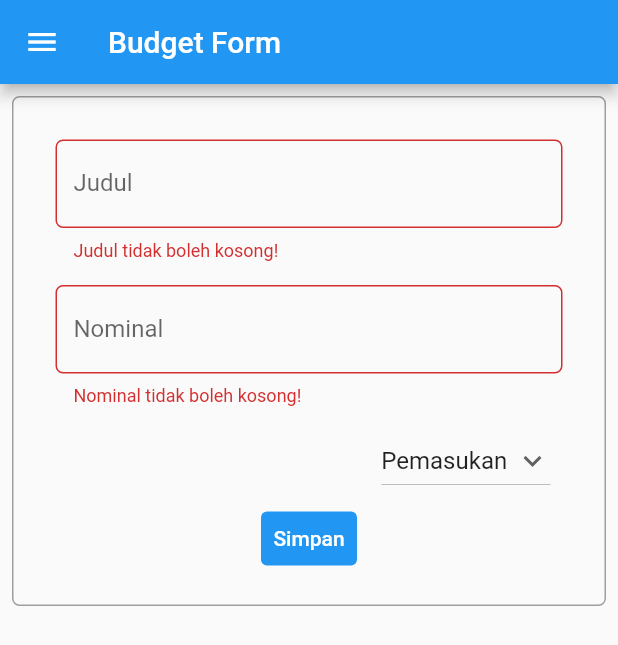
After one commit to catherineeangel/pbp-flutter-lab, a Flutter app: the MyFormPage screen opened directly, after a tap on "Simpan", on a phone screen of 412 x 824 dp. The commit adds this screen. Shown: the top 645 px of the screen. Run offline on Flutter 3.47's test engine with Material 2 defaults, Android fonts, the phone set to English and light mode, and no system bars.

Commit message:
tugas 8 tp blm smua

```diff
--- /dev/null
+++ b/lib/budgetForm.dart
@@ -0,0 +1,283 @@
+import 'package:flutter/material.dart';
+import 'package:counter_7/main.dart';
+import 'package:flutter/services.dart';
+
+class MyFormPage extends StatefulWidget {
+  static List<List<Object>> listDataBudget = _MyFormPageState.data;
+  const MyFormPage({super.key});
+
+  @override
+  State<MyFormPage> createState() => _MyFormPageState();
+}
+
+class _MyFormPageState extends State<MyFormPage> {
+  final _formKey = GlobalKey<FormState>();
+  // simpen data ke list
+  static List<List<Object>> data = [];
+
+  String _judul = "";
+
+  int nominal = 0;
+
+  String jenisBudget = "Pemasukan";
+  List<String> listJenis = ["Pemasukan", "Pengeluaran"];
+  List<Object> dataBudget = [];
+
+  List<List<Object>> _getList() {
+    return data;
+  }
+
+  @override
+  Widget build(BuildContext context) {
+    return Scaffold(
+      appBar: AppBar(
+        title: Text('Budget Form'),
+      ),
+      drawer: Drawer(
+        child: Column(
+          children: [
+            // Menambahkan clickable menu
+            ListTile(
+              title: const Text('Counter'),
+              onTap: () {
+                // Route menu ke halaman utama
+                Navigator.pushReplacement(
+                  context,
+                  MaterialPageRoute(builder: (context) => const MyHomePage()),
+                );
+              },
+            ),
+            ListTile(
+              title: const Text('Tambah Budget'),
+              onTap: () {
+                // Route menu ke halaman form
+                Navigator.pop(
+                  context,
+                  MaterialPageRoute(builder: (context) => const MyFormPage()),
+                );
+              },
+            ),
+            ListTile(
+              title: const Text('Data Budget'),
+              onTap: () {
+                // Route menu ke halaman form
+                Navigator.pushReplacement(
+                  context,
+                  MaterialPageRoute(
+                      builder: (context) => MyDataPage(list: data)),
+                );
+              },
+            ),
+          ],
+        ),
+      ),
+      body: Form(
+        key: _formKey,
+        child: SingleChildScrollView(
+          child: Container(
+            margin: const EdgeInsets.all(8),
+            decoration: BoxDecoration(
+              border: Border.all(color: Colors.grey),
+              borderRadius: BorderRadius.circular(5),
+            ),
+            padding: const EdgeInsets.all(20.0),
+            child: Column(
+              children: [
+                Padding(
+                  // Menggunakan padding sebesar 8 pixels
+                  padding: const EdgeInsets.all(8.0),
+                  child: TextFormField(
+                    decoration: InputDecoration(
+                      hintText: "Contoh: Beli Tiket JGTC",
+                      labelText: "Judul",
+                      // Menambahkan circular border agar lebih rapi
+                      border: OutlineInputBorder(
+                        borderRadius: BorderRadius.circular(5.0),
+                      ),
+                    ),
+                    // Menambahkan behavior saat nama diketik
+                    onChanged: (String? value) {
+                      setState(() {
+                        _judul = value!;
+                      });
+                    },
+                    // Menambahkan behavior saat data disimpan
+                    onSaved: (String? value) {
+                      setState(() {
+                        _judul = value!;
+                      });
+                    },
+                    // Validator sebagai validasi form
+                    validator: (String? value) {
+                      if (value == null || value.isEmpty) {
+                        return 'Judul tidak boleh kosong!';
+                      }
+                      return null;
+                    },
+                  ),
+                ),
+                Padding(
+                  // Menggunakan padding sebesar 8 pixels
+                  padding: const EdgeInsets.all(8.0),
+                  child: TextFormField(
+                    decoration: InputDecoration(
+                      hintText: "Contoh: 100000",
+                      labelText: "Nominal",
+                      // Menambahkan circular border agar lebih rapi
+                      border: OutlineInputBorder(
+                        borderRadius: BorderRadius.circular(5.0),
+                      ),
+                    ),
+                    keyboardType: TextInputType.number,
+                    inputFormatters: <TextInputFormatter>[
+                      FilteringTextInputFormatter.digitsOnly
+                    ],
+
+                    // Menambahkan behavior saat nama diketik
+                    onChanged: (String value) {
+                      setState(() {
+                        nominal = int.tryParse(value)!;
+                      });
+                    },
+                    // Menambahkan behavior saat data disimpan
+                    onSaved: (String? value) {
+                      setState(() {
+                        nominal = int.tryParse(value!)!;
+                      });
+                    },
+                    // Validator sebagai validasi form
+                    validator: (String? value) {
+                      if (value == null || value.isEmpty) {
+                        return 'Nominal tidak boleh kosong!';
+                      }
+                      return null;
+                    },
+                  ),
+                ),
+                ListTile(
+                  trailing: DropdownButton(
+                    value: listJenis.first,
+                    icon: const Icon(Icons.keyboard_arrow_down),
+                    hint: Text(
+                      "Pilih Jenis",
+                    ),
+                    items: listJenis.map((String items) {
+                      return DropdownMenuItem(
+                        value: items,
+                        child: Text(items),
+                      );
+                    }).toList(),
+                    onChanged: (String? newValue) {
+                      setState(() {
+                        jenisBudget = newValue!;
+                      });
+                    },
+                  ),
+                ),
+                TextButton(
+                  child: const Text(
+                    "Simpan",
+                    style: TextStyle(color: Colors.white),
+                  ),
+                  style: ButtonStyle(
+                    backgroundColor: MaterialStateProperty.all(Colors.blue),
+                  ),
+                  onPressed: () {
+                    if (_formKey.currentState!.validate()) {
+                      dataBudget.add(_judul);
+                      dataBudget.add(nominal);
+                      dataBudget.add(jenisBudget);
+                      data.add(dataBudget);
+                      //reset
+                      dataBudget = [];
+                      _passDataBudget(context);
+                    }
+                  },
+                ),
+              ],
+            ),
+          ),
+        ),
+      ),
+    );
+  }
+
+  void _passDataBudget(BuildContext context) {
+    var dataToSend = data;
+    Navigator.push(
+        context,
+        MaterialPageRoute(
+            builder: (context) => MyDataPage(
+                  list: dataToSend,
+                )));
+  }
+}
+
+class MyDataPage extends StatelessWidget {
+  final list;
+  MyDataPage({super.key, @required this.list});
+
+  @override
+  Widget build(BuildContext context) {
+    // final todo = ModalRoute.of(context)!.settings.arguments as Todo;
+
+    // Use the Todo to create the UI.
+    return Scaffold(
+        appBar: AppBar(
+          title: Text("Data Budget"),
+        ),
+        drawer: Drawer(
+          child: Column(
+            children: [
+              // Menambahkan clickable menu
+              ListTile(
+                title: const Text('Counter'),
+                onTap: () {
+                  // Route menu ke halaman utama
+                  Navigator.pushReplacement(
+                    context,
+                    MaterialPageRoute(builder: (context) => const MyHomePage()),
+                  );
+                },
+              ),
+              ListTile(
+                title: const Text('Tambah Budget'),
+                onTap: () {
+                  // Route menu ke halaman form
+                  Navigator.pushReplacement(
+                    context,
+                    MaterialPageRoute(builder: (context) => const MyFormPage()),
+                  );
+                },
+              ),
+              ListTile(
+                title: const Text('Data Budget'),
+                onTap: () {
+                  // Route menu ke halaman form
+                  Navigator.pushReplacement(
+                    context,
+                    MaterialPageRoute(builder: (context) => MyDataPage()),
+                  );
+                },
+              ),
+            ],
+          ),
+        ),
+        body: SafeArea(
+          child: ListView.builder(
+              itemCount: list.length,
+              itemBuilder: (context, index) => Card(
+                    shape: RoundedRectangleBorder(
+                        side: BorderSide(
+                            color: Color.fromARGB(255, 187, 152, 237))),
+                    elevation: 6,
+                    margin: const EdgeInsets.all(10),
+                    child: ListTile(
+                      title: Text(list[index][0]),
+                      subtitle: Text('${list[index][1]}'),
+                      trailing: Text(list[index][2]),
+                    ),
+                  )),
+        ));
+  }
+}
```
Also changed, not shown: lib/main.dart (+44 -3 lines).
